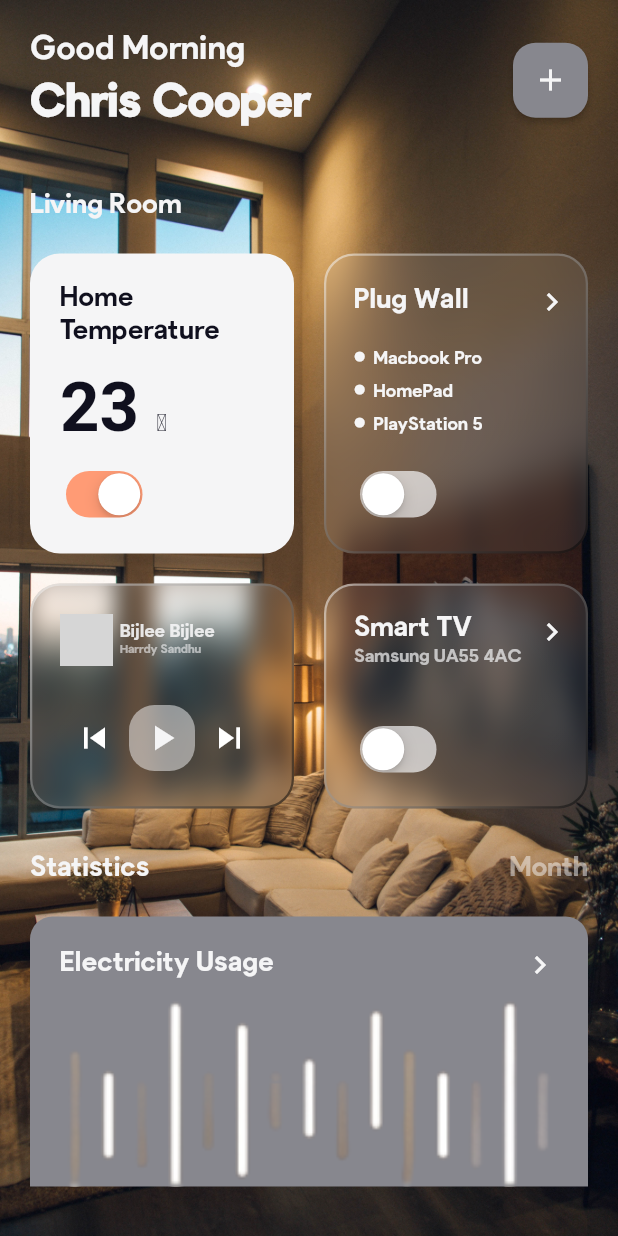
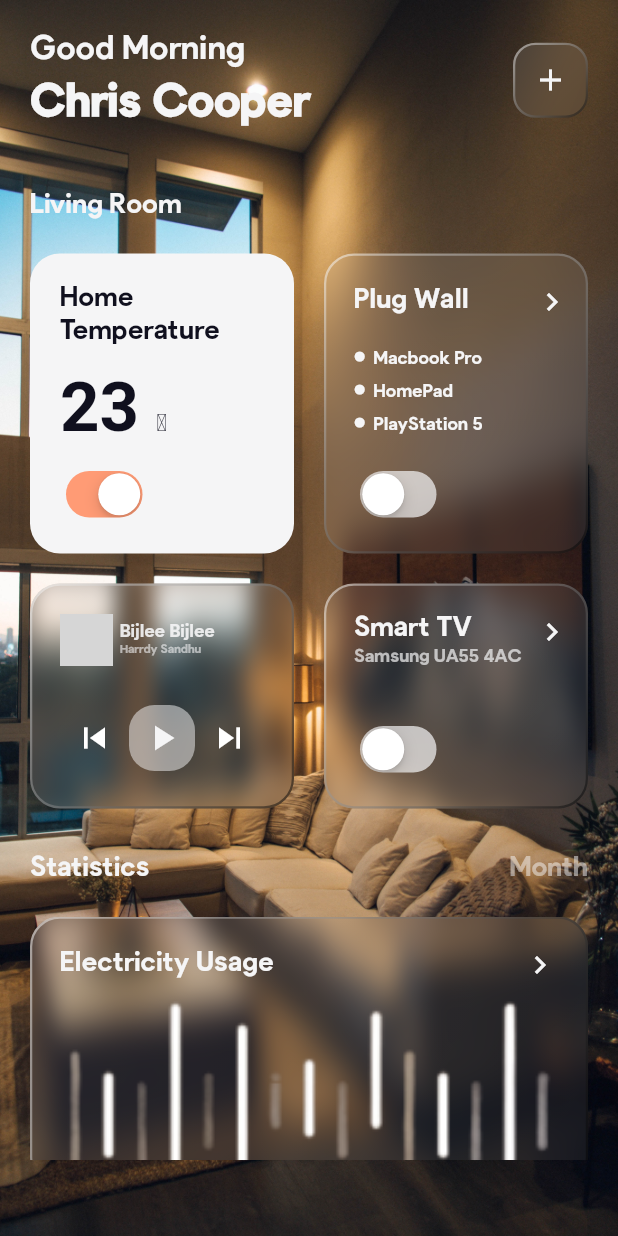
Before and after one commit to prateek601/smart_home_manager, a Flutter app: the screen it shows after launch, on a phone screen of 412 x 824 dp. Run offline on Flutter 3.47's test engine with Material 2 defaults, Android fonts, the phone set to English and light mode, and no system bars; drawn by our look-alikes of glassmorphism; our stand-ins replace assets_audio_player; network calls fail; grey boxes are pictures that could not be loaded.

Commit message:
added a glassmorphic custom container and used it as wrapper to make widgets glassmorphic

```diff
--- a/lib/screens/home/BottomCard.dart
+++ b/lib/screens/home/BottomCard.dart
@@ -1,20 +1,20 @@
 import 'package:flutter/material.dart';
 import 'package:smart_home_manager/constants.dart';
+import 'package:smart_home_manager/shared/CustomContainer.dart';
 
 class BottomCard extends StatelessWidget {
   const BottomCard({Key? key}) : super(key: key);
 
   @override
   Widget build(BuildContext context) {
-    return Container(
+    return ClipRect(
+      child: Align(
+        alignment: Alignment.topCenter,
+        heightFactor: 0.9,
+        child: CustomContainer(
+          borderRadius: 20,
           height: 180,
-      decoration: BoxDecoration(
-        borderRadius: BorderRadius.only(
-          topLeft: Radius.circular(15),
-          topRight: Radius.circular(15)
-        ),
-        color: Constants.greyColor,
-      ),
+          width: double.infinity,
           child: Padding(
             padding: const EdgeInsets.only(left: 20,right: 20,top: 20),
             child: Column(
@@ -47,6 +47,8 @@ class BottomCard extends StatelessWidget {
               ],
             ),
           ),
+        ),
+      ),
     );
   }
 }
--- a/lib/screens/home/HomeTopSection.dart
+++ b/lib/screens/home/HomeTopSection.dart
@@ -1,5 +1,6 @@
 import 'package:flutter/material.dart';
 import 'package:smart_home_manager/constants.dart';
+import 'package:smart_home_manager/shared/CustomContainer.dart';
 
 class HomeTopSection extends StatelessWidget {
   const HomeTopSection({Key? key}) : super(key: key);
@@ -30,19 +31,18 @@ class HomeTopSection extends StatelessWidget {
             )
           ],
         ),
-        MaterialButton(
-          onPressed: (){},
-          color: Constants.greyColor,
-          height: 50,
-          minWidth: 50,
-          materialTapTargetSize: MaterialTapTargetSize.shrinkWrap,
-          padding: EdgeInsets.zero,
-          child: Icon(
-            Icons.add,
-            color: Constants.whiteColor,
-          ),
-          shape: RoundedRectangleBorder(
-            borderRadius:BorderRadius.circular(15.0),
+        InkWell(
+          onTap: () {},
+          child: CustomContainer(
+            borderRadius: 15,
+            height: 50,
+            width: 50,
+            child: Center(
+              child: Icon(
+                Icons.add,
+                color: Constants.whiteColor,
+              ),
+            ),
           ),
         )
       ],
--- a/lib/shared/CardWrapper.dart
+++ b/lib/shared/CardWrapper.dart
@@ -1,6 +1,6 @@
 import 'package:flutter/material.dart';
-import 'package:glassmorphism/glassmorphism.dart';
 import 'package:smart_home_manager/constants.dart';
+import 'package:smart_home_manager/shared/CustomContainer.dart';
 
 class CardWrapper extends StatelessWidget {
   final double height;
@@ -28,33 +28,12 @@ class CardWrapper extends StatelessWidget {
         child: this.child,
       )
       :
-      GlassmorphicContainer(
+      CustomContainer(
+        borderRadius: 20,
+        height: this.height,
         width: double.infinity,
-        height: this.height,
-        borderRadius: 20,
-        blur: 7,
-        border: 1.5,
-        linearGradient: LinearGradient(
-            begin: Alignment.topLeft,
-            end: Alignment.bottomRight,
-            colors: [
-              Color(0xFFffffff).withOpacity(0.1),
-              Color(0xFFFFFFFF).withOpacity(0.05),
-            ],
-            stops: [
-              0.1,
-              1,
-            ]),
-        borderGradient: LinearGradient(
-          begin: Alignment.topLeft,
-          end: Alignment.bottomRight,
-          colors: [
-            Color(0xFFffffff).withOpacity(0.5),
-            Color((0xFF000000)).withOpacity(0.5),
-          ],
-        ),
         child: this.child,
-      ),
+      )
     );
   }
 }
--- /dev/null
+++ b/lib/shared/CustomContainer.dart
@@ -0,0 +1,47 @@
+import 'package:flutter/material.dart';
+import 'package:glassmorphism/glassmorphism.dart';
+
+class CustomContainer extends StatelessWidget {
+  final double height;
+  final double width;
+  final Widget? child;
+  final double borderRadius;
+  const CustomContainer({
+    Key? key,
+    this.child,
+    required this.borderRadius,
+    required this.height,
+    required this.width
+  }) : super(key: key);
+
+  @override
+  Widget build(BuildContext context) {
+    return GlassmorphicContainer(
+      width: this.width,
+      height: this.height,
+      borderRadius: this.borderRadius,
+      blur: 7,
+      border: 1.5,
+      linearGradient: LinearGradient(
+          begin: Alignment.topLeft,
+          end: Alignment.bottomRight,
+          colors: [
+            Color(0xFFffffff).withOpacity(0.1),
+            Color(0xFFFFFFFF).withOpacity(0.05),
+          ],
+          stops: [
+            0.1,
+            1,
+          ]),
+      borderGradient: LinearGradient(
+        begin: Alignment.topLeft,
+        end: Alignment.bottomRight,
+        colors: [
+          Color(0xFFffffff).withOpacity(0.5),
+          Color((0xFF000000)).withOpacity(0.5),
+        ],
+      ),
+      child: this.child,
+    );
+  }
+}
```
Lines whose indentation alone changed are shown as unchanged.
